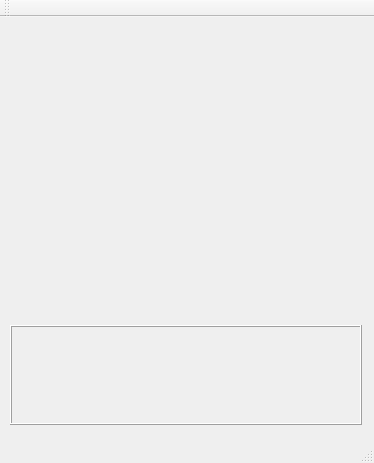
Above: samples/simpleQT/mainwindow.ui from h323net/libplus before the change. Below: the same form after it.
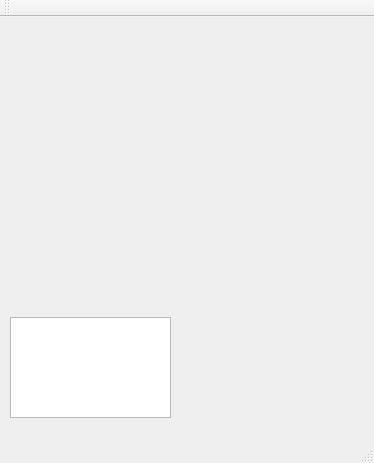
That is the form after the change. Custom widgets are drawn as their Qt base class.

Patch:
```diff
--- a/samples/simpleQT/mainwindow.ui
+++ b/samples/simpleQT/mainwindow.ui
@@ -27,21 +27,15 @@
      </rect>
     </property>
    </widget>
-   <widget class="QFrame" name="frame">
+   <widget class="QListWidget" name="txtStatus">
     <property name="geometry">
      <rect>
       <x>10</x>
-      <y>308</y>
-      <width>352</width>
-      <height>100</height>
+      <y>300</y>
+      <width>161</width>
+      <height>101</height>
      </rect>
     </property>
-    <property name="frameShape">
-     <enum>QFrame::Box</enum>
-    </property>
-    <property name="frameShadow">
-     <enum>QFrame::Raised</enum>
-    </property>
    </widget>
   </widget>
   <widget class="QMenuBar" name="menuBar">
```
Left out of the diff: 2 changed lines with no effect on the pictures.
